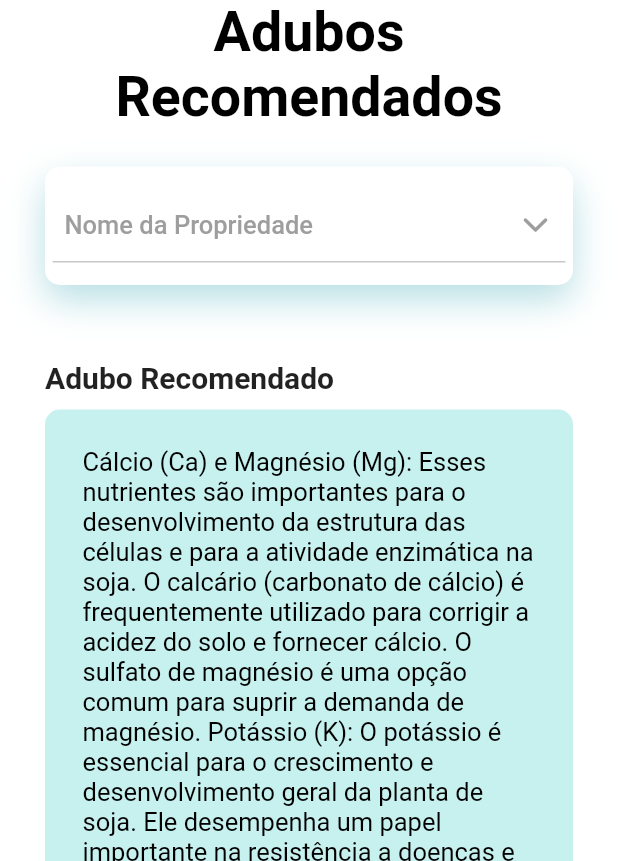
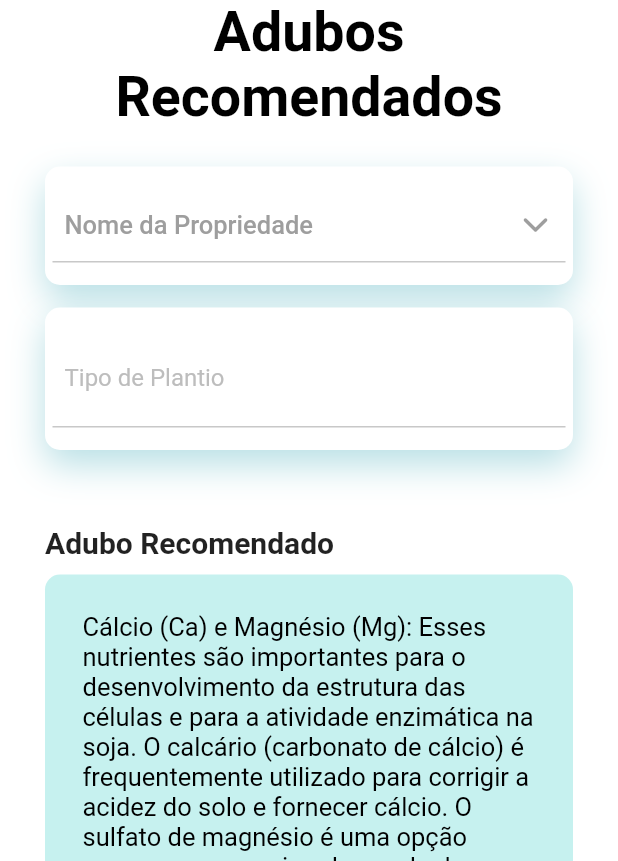
Before and after one commit to marcuscmd/hackatonv, a Flutter app: the AduboState screen opened directly, on a phone screen of 412 x 824 dp, the part 375-1236 px from its top. Run offline on Flutter 3.47's test engine with Material 2 defaults, Android fonts, the phone set to English and light mode, and no system bars; our stand-ins replace awesome_snackbar_content, fluttertoast, get, ionicons, mask_text_input_formatter, modal_bottom_sheet and 1 more; accounts and stored records are empty.

Commit message:
Pequenos ajustes no layout

```diff
--- a/hack2v/lib/modules/adubo/adubo_page.dart
+++ b/hack2v/lib/modules/adubo/adubo_page.dart
@@ -5,7 +5,6 @@ import 'package:ionicons/ionicons.dart';
 import 'dart:ui' as ui;
 import '../../providers/database_prop.dart';
 import '../prop_info/prop_info_controller.dart';
-
 
 class AduboPage extends GetView<AduboController> {
   const AduboPage({super.key});
@@ -123,8 +122,7 @@ class _AduboState extends State<AduboState> {
                                   fontSize: 17,
                                 ),
                               ),
-                              const
-                              Icon(
+                              const Icon(
                                 Ionicons.chevron_down_outline,
                                 color: Colors.grey,
                               ),
@@ -141,6 +139,37 @@ class _AduboState extends State<AduboState> {
                       ),
                     ],
                   ),
+                ),
+                const SizedBox(height: 15),
+                Container(
+                  padding: const EdgeInsets.all(5),
+                  decoration: BoxDecoration(
+                      color: Colors.white,
+                      borderRadius: BorderRadius.circular(10),
+                      boxShadow: const [
+                        BoxShadow(
+                            color: Color.fromRGBO(19, 149, 167, 0.3),
+                            blurRadius: 20.0,
+                            offset: Offset(0, 10))
+                      ]),
+                  child: Column(children: [
+                    Container(
+                      margin: const EdgeInsets.only(top: 10, bottom: 10),
+                      padding: const EdgeInsets.all(8),
+                      decoration: const BoxDecoration(
+                          border: Border(
+                              bottom: BorderSide(
+                        color: Color.fromRGBO(200, 200, 200, 1),
+                      ))),
+                      child: TextField(
+                        decoration: InputDecoration(
+                            border: InputBorder.none,
+                            hintText: propriedade?.tipo ?? 'Tipo de Plantio',
+                            enabled: false,
+                            hintStyle: TextStyle(color: Colors.grey[400])),
+                      ),
+                    ),
+                  ]),
                 ),
                 const SizedBox(height: 50),
                 Container(
@@ -167,9 +196,7 @@ class _AduboState extends State<AduboState> {
                     borderRadius: BorderRadius.circular(10),
                   ),
                   child: ListView(
-                    children: [
-                      texto()
-                    ],
+                    children: [texto()],
                   ),
                 ),
                 const SizedBox(height: 30),
@@ -181,8 +208,7 @@ class _AduboState extends State<AduboState> {
     );
   }
 
-
-   Future openDialog() async {
+  Future openDialog() async {
     List<Propriedade> properties = await _controller.props();
     // ignore: use_build_context_synchronously
     final size = MediaQuery.of(context).size;
@@ -258,7 +284,7 @@ class _AduboState extends State<AduboState> {
     );
   }
 
-    Widget texto() {
+  Widget texto() {
     if (propriedade?.tipo == 'Trigo') {
       return const Text(
         'Nitrogênio (N). O nitrogênio é um nutriente essencial para o crescimento e desenvolvimento do trigo. '
@@ -313,8 +339,7 @@ class _AduboState extends State<AduboState> {
     );
   }
 
-
-    void submit(Propriedade propriedadeSelecionada) {
+  void submit(Propriedade propriedadeSelecionada) {
     setState(() {
       propriedade = propriedadeSelecionada;
     });
--- a/hack2v/lib/modules/plantio/plantio_page.dart
+++ b/hack2v/lib/modules/plantio/plantio_page.dart
@@ -163,7 +163,7 @@ class _PlantioState extends State<PlantioState> {
                       child: TextField(
                         decoration: InputDecoration(
                             border: InputBorder.none,
-                            hintText: propriedade?.tipo,
+                            hintText: propriedade?.tipo ?? 'Tipo de Plantio',
                             enabled: false,
                             hintStyle: TextStyle(color: Colors.grey[400])),
                       ),
@@ -214,8 +214,8 @@ class _PlantioState extends State<PlantioState> {
     // ignore: use_build_context_synchronously
     final size = MediaQuery.of(context).size;
 
-  // ignore: use_build_context_synchronously
-  await showDialog(
+    // ignore: use_build_context_synchronously
+    await showDialog(
       context: context,
       builder: (context) {
         return StatefulBuilder(
```
Also changed, not shown: hack2v/lib/modules/prop_cadastro/prop_cadastro_controller.dart (+15 -0 lines), hack2v/lib/modules/prop_info/prop_info_controller.dart (+14 -1 lines), hack2v/lib/modules/prop_info/prop_info_page.dart (+11 -9 lines).
